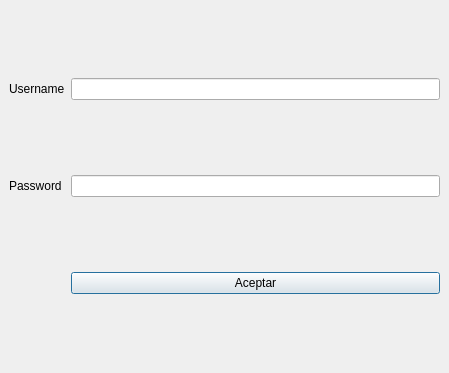
Before: the Qt Designer form Interfaces/view_login.ui in adrianvillanueva997/computation_lab_2, drawn with Qt 5.
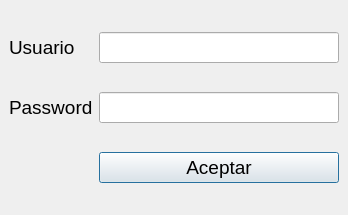
After: the same form once the commit is applied.

```diff
--- a/Interfaces/view_login.ui
+++ b/Interfaces/view_login.ui
@@ -6,8 +6,8 @@
             <rect>
                 <x>0</x>
                 <y>0</y>
-                <width>449</width>
-                <height>373</height>
+    <width>348</width>
+    <height>215</height>
             </rect>
         </property>
         <property name="windowTitle">
@@ -23,6 +23,11 @@
             <layout class="QGridLayout" name="gridLayout">
                 <item row="1" column="0">
                     <widget class="QLabel" name="label_password">
+      <property name="font">
+       <font>
+        <pointsize>14</pointsize>
+       </font>
+      </property>
                         <property name="text">
                             <string>Password</string>
                         </property>
@@ -30,6 +35,11 @@
                 </item>
                 <item row="2" column="1">
                     <widget class="QPushButton" name="boton_aceptar">
+      <property name="font">
+       <font>
+        <pointsize>14</pointsize>
+       </font>
+      </property>
                         <property name="text">
                             <string>Aceptar</string>
                         </property>
@@ -40,16 +50,32 @@
                 </item>
                 <item row="0" column="0">
                     <widget class="QLabel" name="label_username">
+      <property name="font">
+       <font>
+        <pointsize>14</pointsize>
+       </font>
+      </property>
                         <property name="text">
-                            <string>Username</string>
+       <string>Usuario</string>
                         </property>
                     </widget>
                 </item>
                 <item row="0" column="1">
-                    <widget class="QLineEdit" name="line_usuario"/>
+     <widget class="QLineEdit" name="line_usuario">
+      <property name="font">
+       <font>
+        <pointsize>14</pointsize>
+       </font>
+      </property>
+     </widget>
                 </item>
                 <item row="1" column="1">
                     <widget class="QLineEdit" name="line_password">
+      <property name="font">
+       <font>
+        <pointsize>14</pointsize>
+       </font>
+      </property>
                         <property name="echoMode">
                             <enum>QLineEdit::Password</enum>
                         </property>
```
Lines whose indentation alone changed are shown as unchanged.
